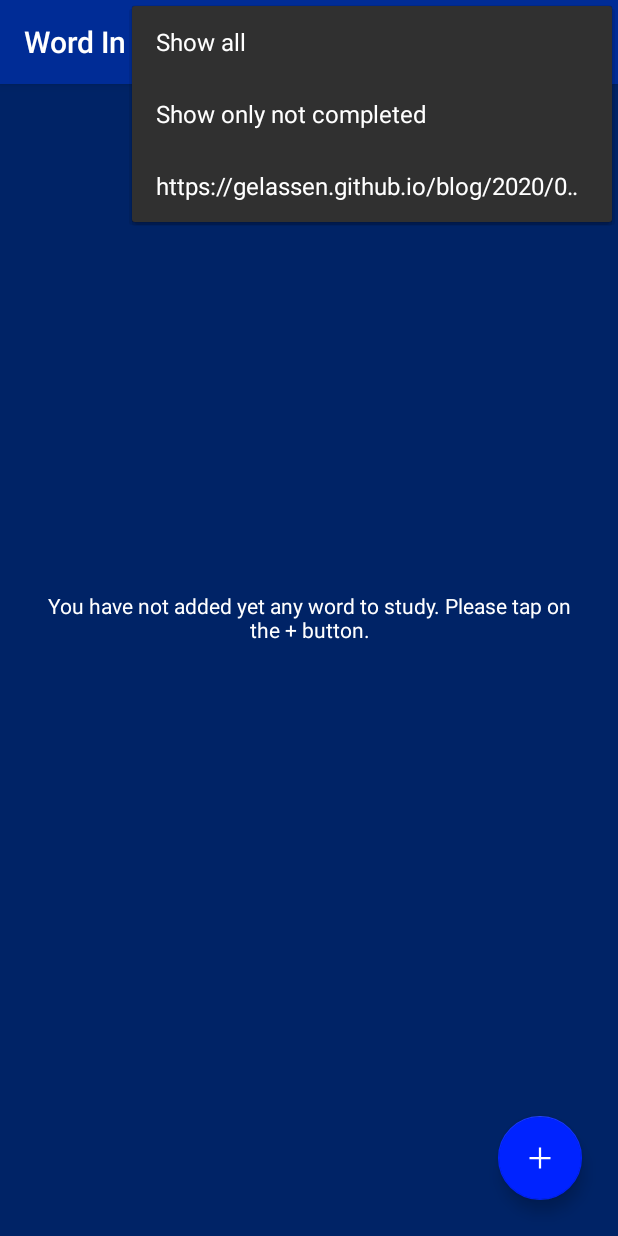
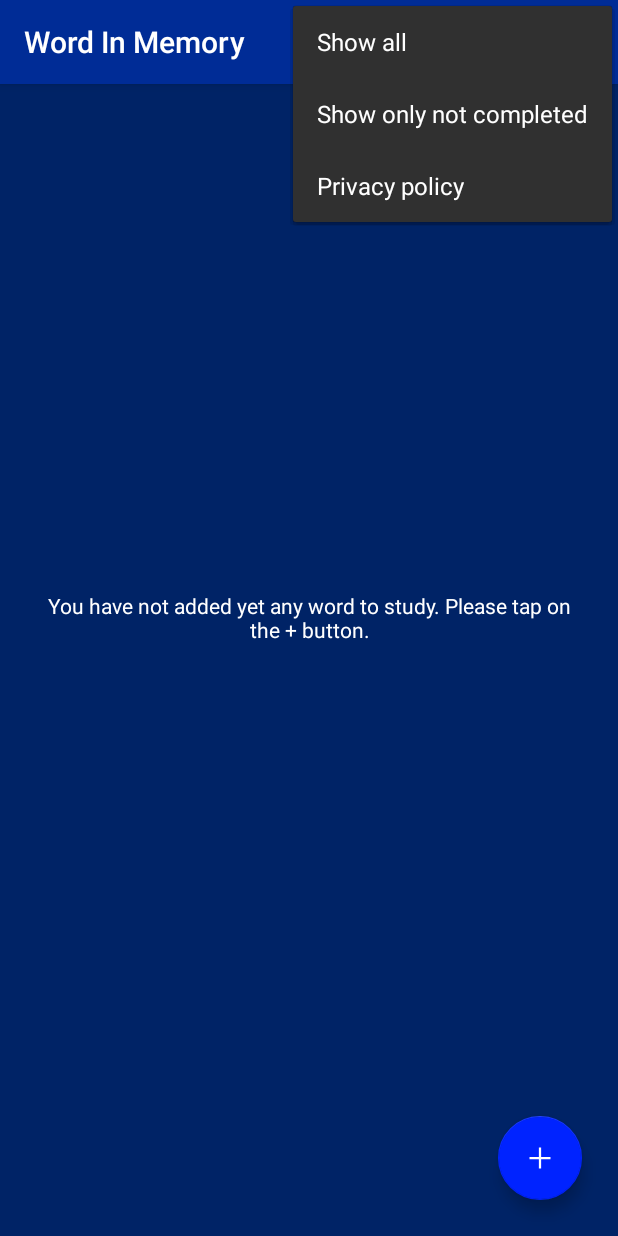
Before and after one commit to Gelassen/words-in-memory, an Android app: the screen it shows after launch (MainActivity), with the options menu open, on a phone screen of 412 x 824 dp. Run offline under Robolectric (Android 15) with nearby library versions, the light colour scheme and no system bars; our stand-ins replace Dagger/Hilt's generated code, Room's generated code.

Commit message:
Fix bug in privacy policy menu name

```diff
--- a/app/src/main/java/io/github/gelassen/wordinmemory/ui/dashboard/DashboardFragment.kt
+++ b/app/src/main/java/io/github/gelassen/wordinmemory/ui/dashboard/DashboardFragment.kt
@@ -96,7 +96,7 @@ class DashboardFragment: Fragment(),
             }
             R.id.privacyPolicy -> {
                 val intent = Intent(Intent.ACTION_VIEW)
-                intent.data = Uri.parse(getString(R.string.privacy_policy))
+                intent.data = Uri.parse(getString(R.string.privacy_policy_endpoint))
                 startActivity(intent)
                 return true
             }
--- a/app/src/main/res/values/strings.xml
+++ b/app/src/main/res/values/strings.xml
@@ -8,9 +8,10 @@
     <string name="show_all">Show all</string>
     <string name="non_completed_only">Show only not completed</string>
     <string name="no_content_placeholder">You have not added yet any word to study. Please tap on the + button.</string>
+    <string name="privacy_policy" translatable="false">Privacy policy</string>
     <!-- dialogs -->
     <string name="dialog_add_new_tem_title">Add new word</string>
     <string name="dialog_ok_button">OK</string>
     <string name="dialog_cancel_button">@android:string/cancel</string>
-    <string name="privacy_policy" translatable="false">https://gelassen.github.io/blog/2020/08/25/google-play-privacy-policy.html</string>
+    <string name="privacy_policy_endpoint" translatable="false">https://gelassen.github.io/blog/2020/08/25/google-play-privacy-policy.html</string>
 </resources>
```
